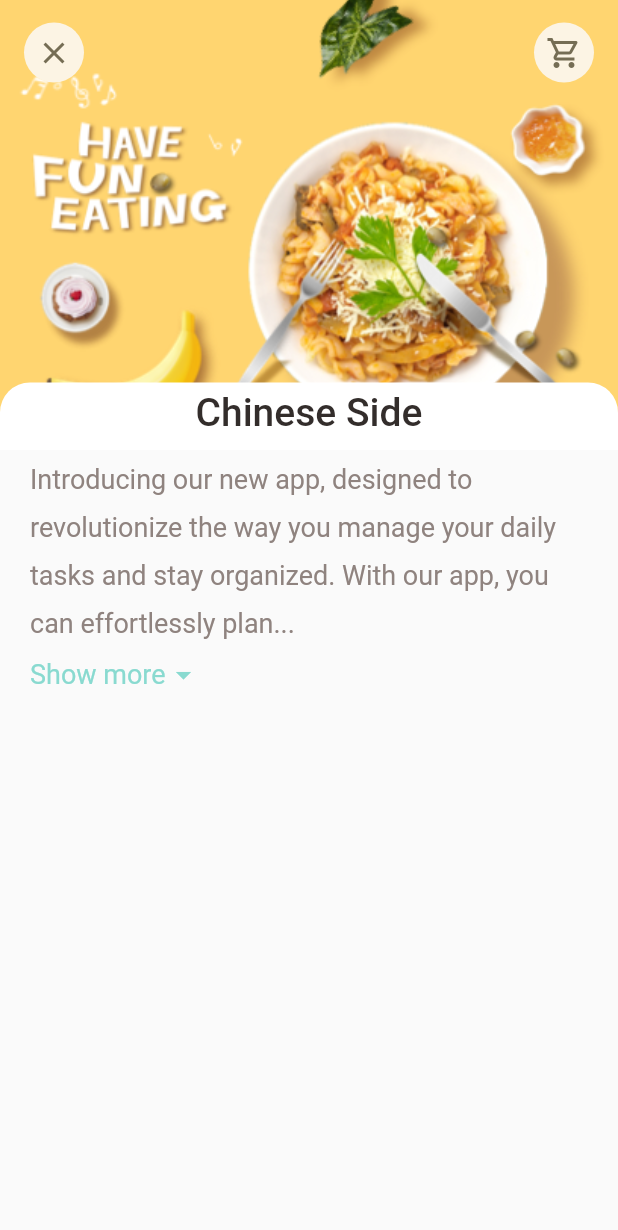
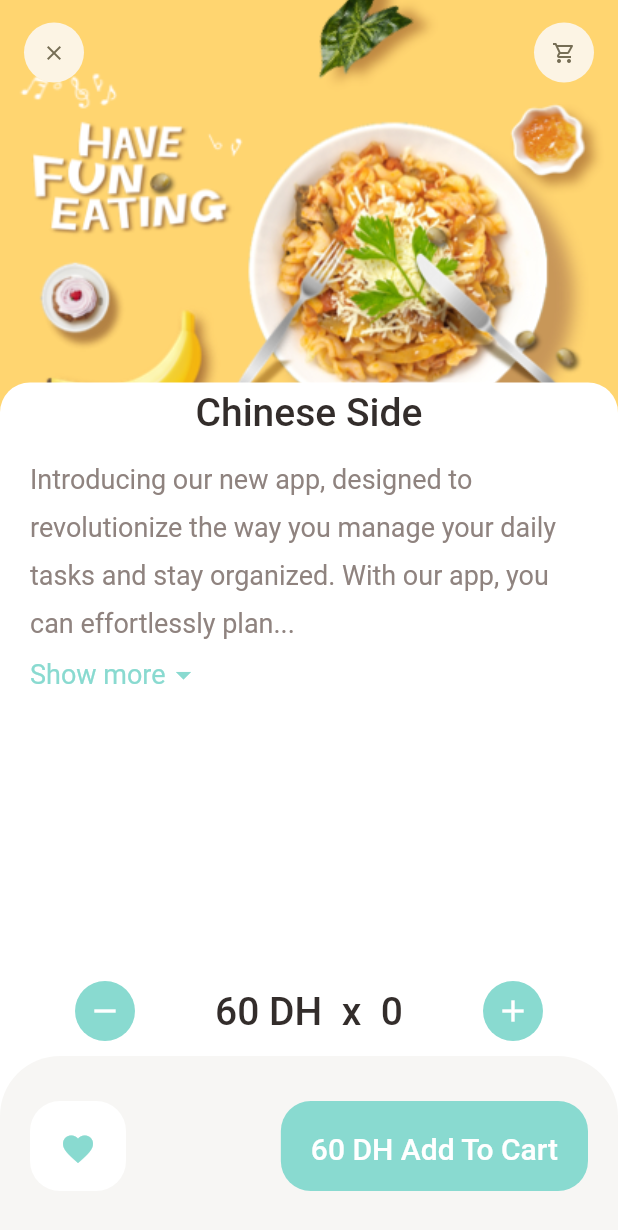
Before and after one commit to neimael/DeliveryFoodApp, a Flutter app: the screen it shows after launch, on a phone screen of 412 x 824 dp. Shown: the top 1230 px of the screen. Run offline on Flutter 3.47's test engine with Material 2 defaults, Android fonts, the phone set to English and light mode, and no system bars; our stand-ins replace dots_indicator, get.

Commit message:
Recommended Food Details updated

```diff
--- a/lib/pages/food/recommanded_food_details.dart
+++ b/lib/pages/food/recommanded_food_details.dart
@@ -11,6 +11,7 @@ class RecommandedFoodDetails extends StatelessWidget {
   @override
   Widget build(BuildContext context) {
     return Scaffold(
+      backgroundColor: Colors.white,
       body: CustomScrollView(
         slivers: [
           SliverAppBar(
@@ -74,6 +75,97 @@ class RecommandedFoodDetails extends StatelessWidget {
           ),
         ],
       ),
+      bottomNavigationBar: Column(
+        mainAxisSize: MainAxisSize.min,
+        children: [
+          Container(
+            padding: EdgeInsets.only(
+              left: 50,
+              right: 50,
+              top: 10,
+              bottom: 10,
+            ),
+            child: Row(
+              mainAxisAlignment: MainAxisAlignment.spaceBetween,
+              children: [
+                AppIconWidget(
+                  icon: Icons.remove,
+                  backgroundColor: AppColors.mainColor,
+                  iconColor: Colors.white,
+                  iconSize: 24,
+                ),
+                BigText(
+                  text: " 60 DH " + " x " + " 0 ",
+                  color: AppColors.mainBlackColor,
+                  size: 26,
+                ),
+                AppIconWidget(
+                  icon: Icons.add,
+                  backgroundColor: AppColors.mainColor,
+                  iconColor: Colors.white,
+                  iconSize: 24,
+                ),
+              ],
+            ),
+          ),
+          Container(
+            height: 120,
+            padding: EdgeInsets.only(
+              top: 30,
+              bottom: 30,
+              left: 20,
+              right: 20,
+            ),
+            decoration: BoxDecoration(
+              color: AppColors.buttonBackgroundColor,
+              borderRadius: BorderRadius.only(
+                topLeft: Radius.circular(40),
+                topRight: Radius.circular(40),
+              ),
+            ),
+            child: Row(
+              mainAxisAlignment: MainAxisAlignment.spaceBetween,
+              children: [
+                Container(
+                    padding: EdgeInsets.only(
+                      top: 20,
+                      bottom: 20,
+                      left: 20,
+                      right: 20,
+                    ),
+                    decoration: BoxDecoration(
+                      borderRadius: BorderRadius.circular(
+                        20,
+                      ),
+                      color: Colors.white,
+                    ),
+                    child: Icon(
+                      Icons.favorite,
+                      color: AppColors.mainColor,
+                    )),
+                Container(
+                  padding: EdgeInsets.only(
+                    top: 20,
+                    bottom: 20,
+                    left: 20,
+                    right: 20,
+                  ),
+                  decoration: BoxDecoration(
+                    borderRadius: BorderRadius.circular(
+                      20,
+                    ),
+                    color: AppColors.mainColor,
+                  ),
+                  child: BigText(
+                    text: "60 DH Add To Cart",
+                    color: Colors.white,
+                  ),
+                ),
+              ],
+            ),
+          ),
+        ],
+      ),
     );
   }
 }
--- a/lib/widgets/app_icon.dart
+++ b/lib/widgets/app_icon.dart
@@ -5,12 +5,14 @@ class AppIconWidget extends StatelessWidget {
   final Color backgroundColor;
   final Color iconColor;
   final double size;
+  final double iconSize;
   const AppIconWidget({
     super.key,
     required this.icon,
     this.backgroundColor = const Color(0xFFfcf4e4),
     this.iconColor = const Color(0xFF756d54),
     this.size = 40,
+    this.iconSize = 16,
   });
 
   @override
@@ -24,6 +26,7 @@ class AppIconWidget extends StatelessWidget {
       child: Icon(
         icon,
         color: iconColor,
+        size: iconSize,
       ),
     );
   }
```
